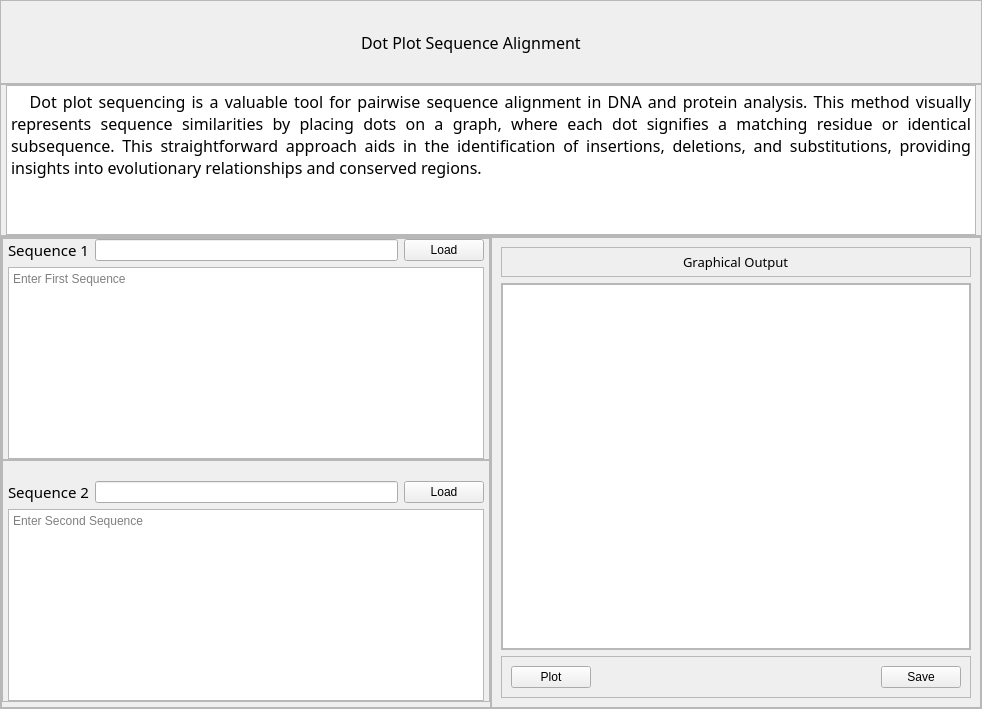
Qt form ui/tabs/dot_plot.ui (bryancastillo10/BioBytes-PairSync) before a commit.
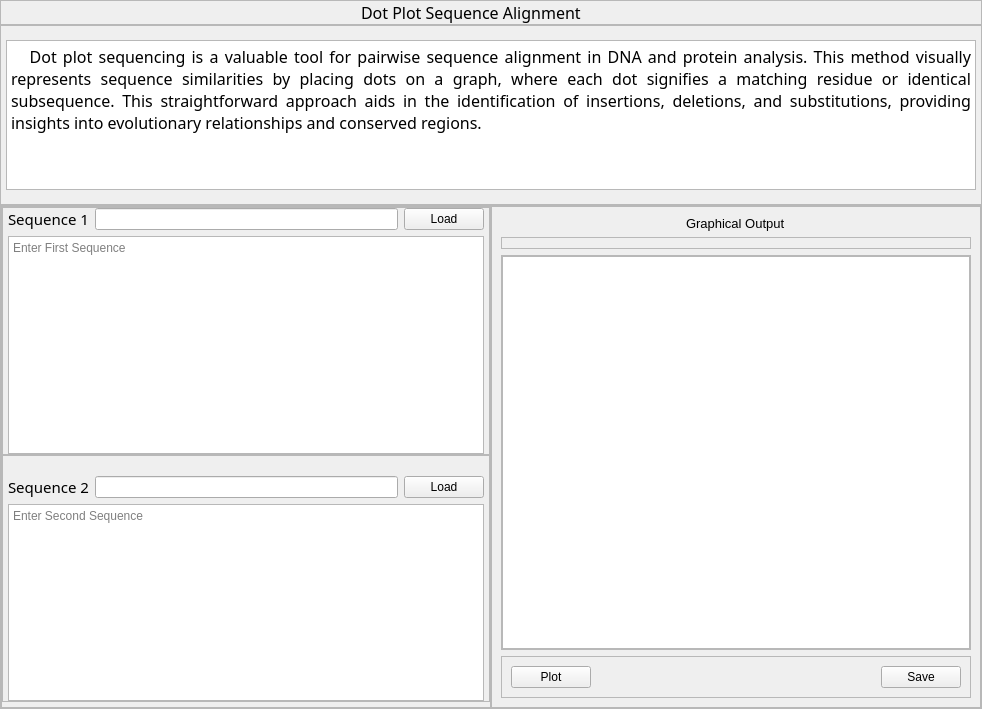
The same form after that commit. Icons and pictures are not drawn.

Commit message: graphical output finished

What changed in the file:
```diff
--- a/ui/tabs/dot_plot.ui
+++ b/ui/tabs/dot_plot.ui
@@ -32,7 +32,7 @@
    <item>
     <widget class="QFrame" name="title">
      <property name="sizePolicy">
-      <sizepolicy hsizetype="Expanding" vsizetype="Expanding">
+      <sizepolicy hsizetype="Preferred" vsizetype="Preferred">
        <horstretch>0</horstretch>
        <verstretch>0</verstretch>
       </sizepolicy>
@@ -132,6 +132,12 @@
       </property>
       <item>
        <widget class="QTextBrowser" name="textBrowser">
+        <property name="sizePolicy">
+         <sizepolicy hsizetype="Preferred" vsizetype="Preferred">
+          <horstretch>0</horstretch>
+          <verstretch>0</verstretch>
+         </sizepolicy>
+        </property>
         <property name="maximumSize">
          <size>
           <width>16777215</width>
@@ -350,6 +356,18 @@
          <enum>QFrame::Raised</enum>
         </property>
         <layout class="QVBoxLayout" name="verticalLayout">
+         <item alignment="Qt::AlignHCenter">
+          <widget class="QLabel" name="label_4">
+           <property name="font">
+            <font>
+             <pointsize>10</pointsize>
+            </font>
+           </property>
+           <property name="text">
+            <string>Graphical Output</string>
+           </property>
+          </widget>
+         </item>
          <item>
           <widget class="QFrame" name="frame_8">
            <property name="font">
@@ -371,18 +389,6 @@
             <property name="bottomMargin">
              <number>5</number>
             </property>
-            <item alignment="Qt::AlignHCenter">
-             <widget class="QLabel" name="label_4">
-              <property name="font">
-               <font>
-                <pointsize>10</pointsize>
-               </font>
-              </property>
-              <property name="text">
-               <string>Graphical Output</string>
-              </property>
-             </widget>
-            </item>
            </layout>
           </widget>
          </item>
@@ -428,10 +434,10 @@
                <enum>Qt::NoFocus</enum>
               </property>
               <property name="verticalScrollBarPolicy">
-               <enum>Qt::ScrollBarAlwaysOff</enum>
+               <enum>Qt::ScrollBarAsNeeded</enum>
               </property>
               <property name="horizontalScrollBarPolicy">
-               <enum>Qt::ScrollBarAlwaysOff</enum>
+               <enum>Qt::ScrollBarAsNeeded</enum>
               </property>
              </widget>
             </item>
```
The commit also changes 5 other files.
